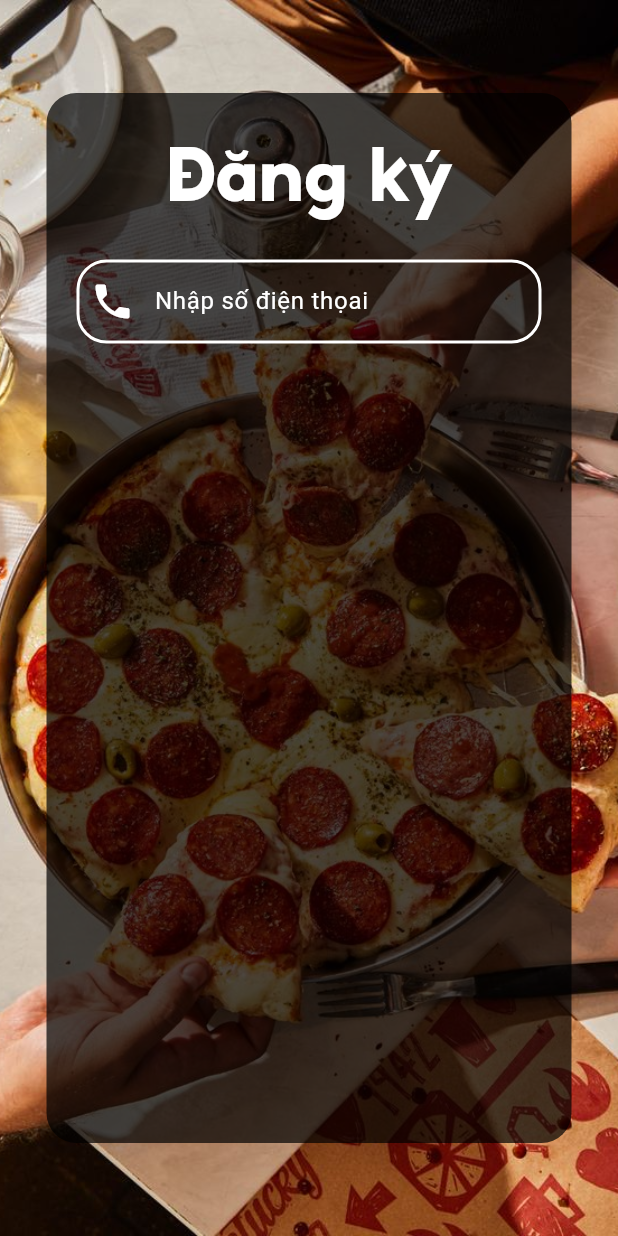
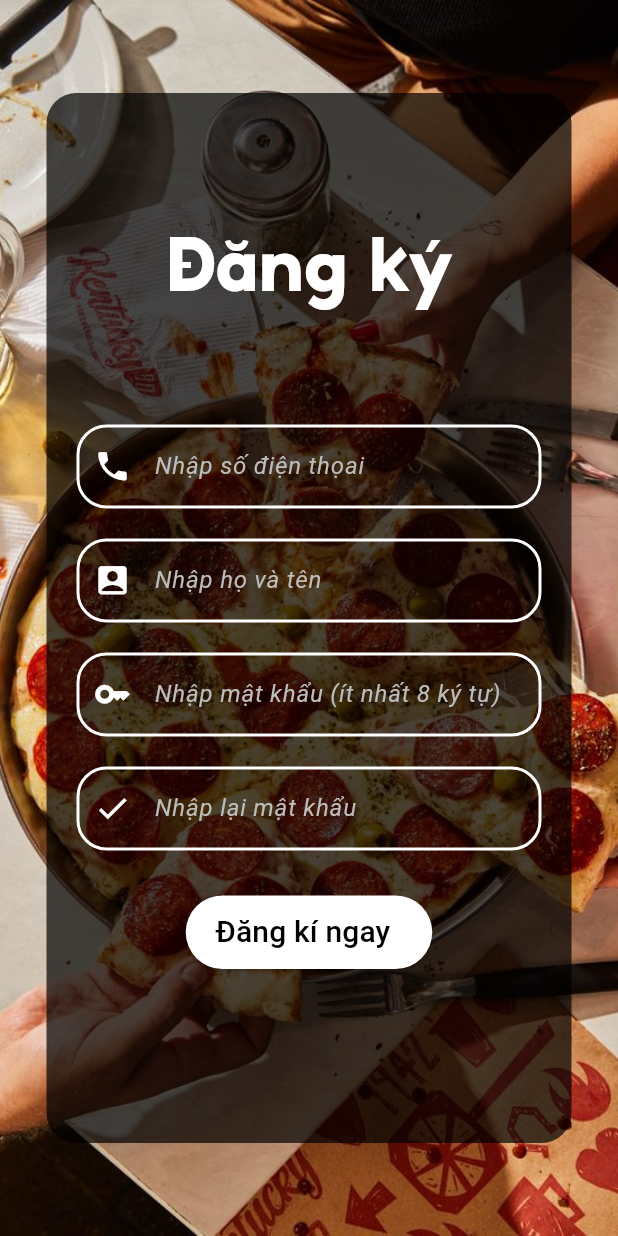
Before and after one commit to quynhnhuuuu1811/FastFoodOrderingSystem, a Flutter app: the SignInScreen screen opened directly, after a tap on "Đăng kí ngay", on a phone screen of 412 x 824 dp. Run offline on Flutter 3.47's test engine with Material 3 defaults, Android fonts, the phone set to English and light mode, and no system bars.

Commit message:
homepage and signIn and SignUp

```diff
--- a/lib/core/constant/app_color.dart
+++ b/lib/core/constant/app_color.dart
@@ -4,5 +4,7 @@ class AppColors{
   static const redColor = Color(0xFFcb0101);
   static const yellowColor = Color(0xffdead59);
   static const whiteColor = Color(0xffffffff);
+  static const grayColor = Color(0xFFBDBDBD);
+  static const lightgrayColor = Color(0xFFE0E0E0);
 
 }
--- a/lib/screen/introPage/IntroScreen.dart
+++ b/lib/screen/introPage/IntroScreen.dart
@@ -2,7 +2,8 @@ import 'package:fastfood_ordering_system/core/constant/app_color.dart';
 import 'package:flutter/material.dart';
 import 'dart:math';
 
-import 'widgets/StartedButton.dart';
+import '../signInPage/signInScreen.dart';
+import '../widget/RoundedButton.dart';
 
 class IntroScreen extends StatefulWidget {
   const IntroScreen({super.key});
@@ -32,7 +33,18 @@ class _IntroScreenState extends State<IntroScreen> {
                 child: SizedBox(
                   width: 270,
                   height: 80,
-                  child: ButtonStarted(),
+                  child: RoundedButton(
+                    buttonColor: Colors.white,
+                    buttonText: 'Bắt đầu ngay',
+                    textColor: Colors.black,
+                    iconColor: Colors.black,
+                    destination: SignInScreen(),
+                    font: 'Anton',
+                    fontSize:30,
+                    icon: Icon(Icons.navigate_next,
+                    size:50,
+                    color:Colors.black),
+                  ),
                 ),
               ),
             ),
--- a/lib/screen/introPage/widgets/StartedButton.dart
+++ /dev/null
@@ -1,47 +0,0 @@
-import 'package:flutter/cupertino.dart';
-import 'package:flutter/material.dart';
-
-import '../../../screen/signInPage/signInScreen.dart';
-
-
-
-class ButtonStarted extends StatelessWidget {
-  const ButtonStarted({
-    super.key,
-  });
-
-  @override
-  Widget build(BuildContext context) {
-    return ElevatedButton(
-      onPressed: () {
-        Navigator.push(
-          context,
-          MaterialPageRoute(
-            builder: (context) => SignInScreen(),
-          ),
-        );
-      },
-      style: ElevatedButton.styleFrom(
-          padding: EdgeInsets.symmetric(horizontal: 20, vertical: 10),
-          backgroundColor: Colors.white
-      ),
-      child: Row(
-        mainAxisSize: MainAxisSize.min,
-        children: [
-          Text(
-            'Bắt đầu ngay',
-            style: TextStyle(
-              fontSize: 32,
-              color: Colors.black,
-              fontFamily: 'Anton',
-            ),
-          ),
-          SizedBox(width: 8),
-          Icon(Icons.arrow_forward,
-            size: 40,
-            color: Colors.black,),
-        ],
-      ),
-    );
-  }
-}
--- a/lib/screen/signInPage/signInScreen.dart
+++ b/lib/screen/signInPage/signInScreen.dart
@@ -1,7 +1,10 @@
+import 'package:fastfood_ordering_system/core/constant/app_color.dart';
 import 'package:fastfood_ordering_system/screen/signInPage/widgets/Register.dart';
-import 'package:fastfood_ordering_system/screen/signInPage/widgets/SignInButton.dart';
-import 'package:fastfood_ordering_system/screen/signInPage/widgets/TextFieldSignIn.dart';
+import 'package:fastfood_ordering_system/screen/widget/TextField.dart';
 import 'package:flutter/material.dart';
+
+import '../signUpPage/signUpScreen.dart';
+import '../widget/RoundedButton.dart';
 
 
 class SignInScreen extends StatefulWidget {
@@ -29,26 +32,39 @@ class _SignInScreenState extends State<SignInScreen> {
               Center(
                 child: Image.asset(
                   'assets/images/logo_nentrang.png',
-                  height: 400,
-                  width: 400,
+                  height: 370,
+                  width: 370,
                 ),
               ),
 
-              TextFieldSignIn(
+              RoundedTextField(
                 controller: phoneController,
                 hintText: 'Nhập số điện thoại',
                 icon: Icons.account_box,
-                isPassword: false, // Not a password field
+                isPassword: false,
+                selectColor: Colors.black,
+                keyboardType: TextInputType.number,
+                hintTextColor: AppColors.grayColor,
+              ),
+              RoundedTextField(
+                controller: passwordController,
+                hintText: 'Nhập mật khẩu',
+                icon: Icons.key,
+                isPassword: false,
+                selectColor: Colors.black,
+                keyboardType: TextInputType.text,
+                hintTextColor: AppColors.grayColor,
               ),
               const SizedBox(height: 20), // Add more space if needed
-              TextFieldSignIn(
-                controller: passwordController,
-                hintText: 'Nhập mật khẩu',
-                icon: Icons.lock,
-                isPassword: true, // Password field
+              SizedBox(height: 20),
+              RoundedButton(
+                buttonText: 'Đăng nhập',
+                textColor: Colors.white,
+                buttonColor: Colors.black,
+                destination: SignUpScreen(),
+                fontSize: 20
+
               ),
-              SizedBox(height: 30),
-              SignInButton(),
               Register(),
             ],
           ),
--- a/lib/screen/signInPage/widgets/Register.dart
+++ b/lib/screen/signInPage/widgets/Register.dart
@@ -30,7 +30,7 @@ class Register extends StatelessWidget {
                 style: TextStyle(
                     fontWeight: FontWeight.bold,
                     color: Colors.black,
-                    fontSize: 17
+                    fontSize: 18
                 )))
       ],
     );
--- a/lib/screen/signInPage/widgets/SignInButton.dart
+++ /dev/null
@@ -1,25 +0,0 @@
-import 'package:flutter/material.dart';
-
-class SignInButton extends StatelessWidget {
-  const SignInButton({
-    super.key,
-  });
-
-  @override
-  Widget build(BuildContext context) {
-    return ElevatedButton(
-      style:ElevatedButton.styleFrom(
-        fixedSize: const Size(250, 60),
-        backgroundColor: Colors.black,
-      ),
-      onPressed: () { },
-      child: Text(
-          'Đăng nhập',
-          style:TextStyle(
-              color: Colors.white,
-              fontSize: 18
-          )
-      ),
-    );
-  }
-}
--- a/lib/screen/signInPage/widgets/TextFieldSignIn.dart
+++ /dev/null
@@ -1,47 +0,0 @@
-import 'package:flutter/cupertino.dart';
-import 'package:flutter/material.dart';
-
-class TextFieldSignIn extends StatelessWidget {
-  const TextFieldSignIn({
-    super.key,
-    required this.controller,
-    required this.hintText,
-    required this.icon,
-    required this.isPassword,
-  });
-
-  final TextEditingController controller;
-  final String hintText;
-  final IconData icon;
-  final bool isPassword;
-
-  @override
-  Widget build(BuildContext context) {
-    return TextField(
-      controller: controller,
-      obscureText: isPassword, // Toggle obscureText based on isPassword
-      decoration: InputDecoration(
-        prefixIcon: Icon(
-          icon,
-          color: Colors.black,
-          size: 30,
-        ),
-        hintText: hintText,
-        focusedBorder: OutlineInputBorder(
-          borderSide: const BorderSide(
-            color: Colors.black,
-            width: 2,
-          ),
-          borderRadius: BorderRadius.circular(20),
-        ),
-        enabledBorder: OutlineInputBorder(
-          borderSide: const BorderSide(
-            color: Colors.black,
-            width: 2,
-          ),
-          borderRadius: BorderRadius.circular(20),
-        ),
-      ),
-    );
-  }
-}
--- a/lib/screen/signUpPage/signUpScreen.dart
+++ b/lib/screen/signUpPage/signUpScreen.dart
@@ -1,7 +1,10 @@
 import 'package:fastfood_ordering_system/core/constant/app_color.dart';
-import 'package:fastfood_ordering_system/screen/signUpPage/widgets/TextFieldSignUp.dart';
+import 'package:fastfood_ordering_system/screen/homepage/widgets/HomePageScreen.dart';
 import 'package:flutter/cupertino.dart';
 import 'package:flutter/material.dart';
+
+import '../widget/RoundedButton.dart';
+import '../widget/TextField.dart';
 
 
 
@@ -30,6 +33,7 @@ class _SignUpScreenState extends State<SignUpScreen> {
             ),
           ),
           Center(
+            child: SingleChildScrollView(
               child: Container(
                 width: 350,
                 height: 700,
@@ -39,9 +43,10 @@ class _SignUpScreenState extends State<SignUpScreen> {
                 ),
 
                 child: Padding(
-                padding: const EdgeInsets.all(20),
+                  padding: const EdgeInsets.fromLTRB(20,50,20,50),
                   child: Column(
                     children:[
+                      SizedBox(height: 30),
                       Text('Đăng ký',
                       style: TextStyle(
                         fontSize: 50,
@@ -49,11 +54,52 @@ class _SignUpScreenState extends State<SignUpScreen> {
                         fontFamily: 'Shopee_Bold',
                       )
                       ),
-                    TextFieldSignUp(
+                      SizedBox(height: 50),
+                      RoundedTextField(
                         controller: _phoneController,
                         hintText:'Nhập số điện thọai',
                         icon: Icons.phone,
-                      isPassword:false
+                        isPassword:false,
+                        selectColor: Colors.white,
+                        keyboardType: TextInputType.phone,
+                        hintTextColor: AppColors.grayColor,
+                      ),
+                      RoundedTextField(
+                        controller: _fullnameController,
+                        hintText:'Nhập họ và tên',
+                        icon: Icons.account_box,
+                        isPassword:false,
+                        selectColor: Colors.white,
+                        keyboardType: TextInputType.name,
+                        hintTextColor: AppColors.grayColor,
+                      ),
+
+                      RoundedTextField(
+                        controller: _passwordController,
+                        hintText:'Nhập mật khẩu (ít nhất 8 ký tự)',
+                        icon: Icons.key,
+                        isPassword:true,
+                        selectColor: Colors.white,
+                        keyboardType: TextInputType.text,
+                        hintTextColor: AppColors.grayColor,
+                      ),
+                      RoundedTextField(
+                        controller: _checkpasswordController,
+                        hintText:'Nhập lại mật khẩu',
+                        icon: Icons.check,
+                        isPassword:true,
+                        selectColor: Colors.white,
+                        keyboardType: TextInputType.text,
+                        hintTextColor: AppColors.grayColor,
+                      ),
+                      SizedBox(height:30),
+                      RoundedButton(
+                        buttonColor: Colors.white,
+                        buttonText: 'Đăng kí ngay',
+                        fontSize: 20,
+                        textColor: Colors.black,
+                        destination: HomePageScreen(),
+
                       )
 
                     ]
@@ -61,6 +107,7 @@ class _SignUpScreenState extends State<SignUpScreen> {
                 )
               ),
             ),
+          ),
         ],
       ),
     );
--- /dev/null
+++ b/lib/screen/widget/RoundedButton.dart
@@ -0,0 +1,61 @@
+import 'package:flutter/cupertino.dart';
+import 'package:flutter/material.dart';
+
+class RoundedButton extends StatelessWidget {
+  const RoundedButton({
+    super.key,
+    required this.buttonColor,
+    required this.textColor,
+    this.iconColor,
+    required this.buttonText,
+    required this.destination,
+    this.font,
+    this.icon,
+    required this.fontSize
+  });
+
+  final Color buttonColor;
+  final Color textColor;
+  final Color? iconColor;
+  final String buttonText;
+  final Widget destination;
+  final String? font;
+  final Icon? icon;
+  final double fontSize;
+
+  @override
+  Widget build(BuildContext context) {
+    return ElevatedButton(
+      onPressed: () {
+        Navigator.push(
+          context,
+          MaterialPageRoute(
+            builder: (context) => destination,
+          ),
+        );
+      },
+      style: ElevatedButton.styleFrom(
+        padding: EdgeInsets.symmetric(horizontal: 20, vertical: 10),
+        backgroundColor: buttonColor,
+      ),
+      child: Row(
+        mainAxisSize: MainAxisSize.min,
+        children: [
+          Text(
+            buttonText,
+            style: TextStyle(
+              fontSize: fontSize,
+              color: textColor,
+              fontFamily: font,
+            ),
+          ),
+          SizedBox(width: 8),
+          if (icon != null) ...[ // Kiểm tra xem icon có được cung cấp không
+            SizedBox(width: 8),
+            icon!,
+          ],
+        ],
+      ),
+    );
+  }
+}
--- a/lib/screen/signUpPage/widgets/TextFieldSignUp.dart
+++ b/lib/screen/widget/TextField.dart
@@ -1,52 +1,63 @@
 import 'package:flutter/cupertino.dart';
 import 'package:flutter/material.dart';
 
-class TextFieldSignUp extends StatelessWidget {
-  const TextFieldSignUp({
+class RoundedTextField extends StatelessWidget {
+  const RoundedTextField({
     super.key,
     required this.controller,
     required this.hintText,
     required this.icon,
     required this.isPassword,
+    required this.selectColor,
+    required this.keyboardType,
+    required this.hintTextColor
   });
 
   final TextEditingController controller;
   final String hintText;
   final IconData icon;
   final bool isPassword;
+  final TextInputType keyboardType;
+  final Color selectColor;
+  final Color hintTextColor;
 
   @override
   Widget build(BuildContext context) {
     return Padding(
-      padding: const EdgeInsets.only(top: 20),
+      padding: EdgeInsets.only(top: 20),
       child: TextField(
         controller: controller,
-        obscureText: isPassword,
+        obscureText: isPassword, // Toggle obscureText based on isPassword
         decoration: InputDecoration(
           prefixIcon: Icon(
             icon,
-            color: Colors.white,
-            size: 30,
+            color: selectColor,
+            size: 25,
           ),
           hintText: hintText,
           hintStyle: TextStyle(
-            color: Colors.white, // Set hint text color to white
+            color: hintTextColor,
+                fontStyle: FontStyle.italic
           ),
           focusedBorder: OutlineInputBorder(
-            borderSide: const BorderSide(
-              color: Colors.white,
+            borderSide: BorderSide(
+              color:selectColor,
               width: 2,
             ),
             borderRadius: BorderRadius.circular(20),
           ),
           enabledBorder: OutlineInputBorder(
-            borderSide: const BorderSide(
-              color: Colors.white,
+            borderSide: BorderSide(
+              color: selectColor,
               width: 2,
             ),
             borderRadius: BorderRadius.circular(20),
           ),
         ),
+        keyboardType: keyboardType,
+        style: TextStyle(
+          color: selectColor
+        )
       ),
     );
   }
```
Lines whose indentation alone changed are shown as unchanged.
